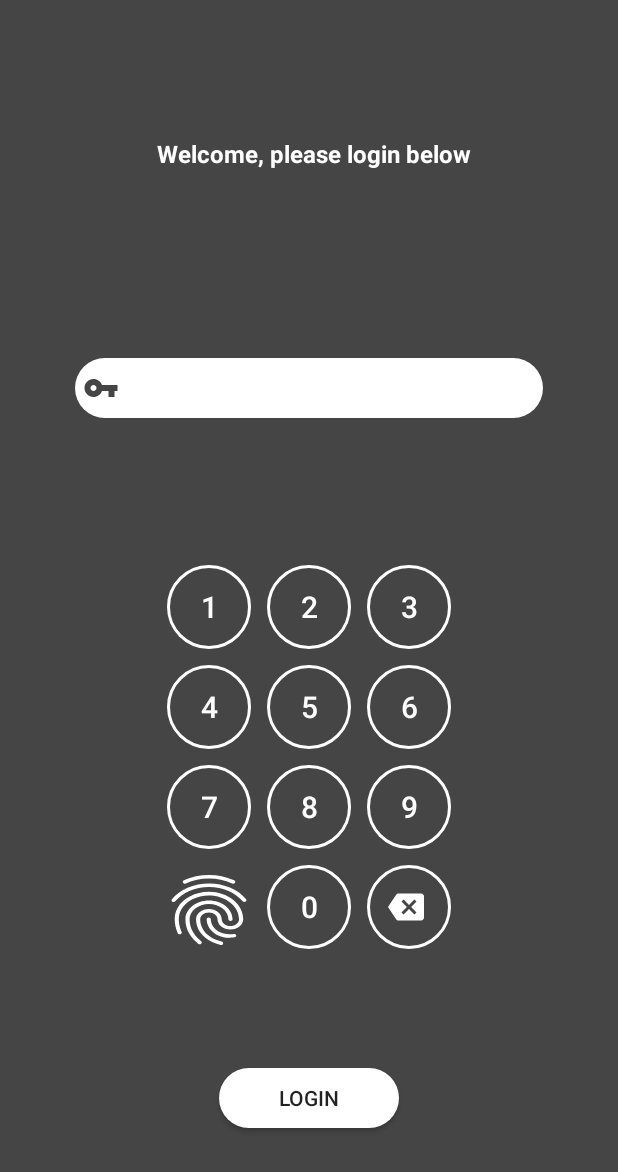
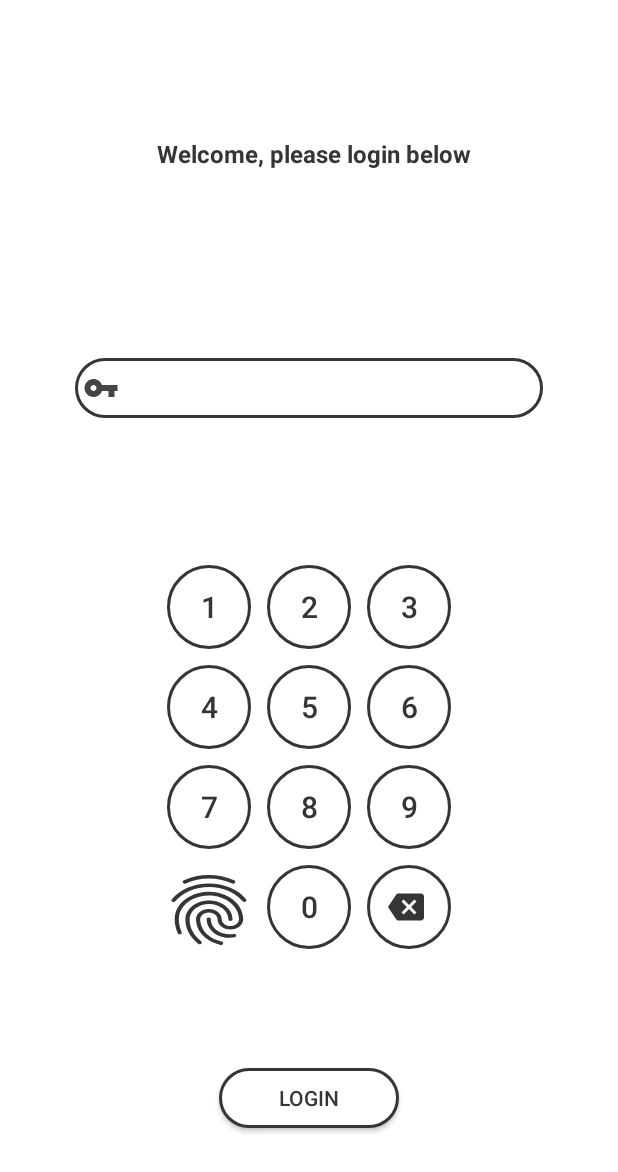
Before and after one commit to BobbyBriQz/IdeasAppForMobileDevelopers, an Android app: the screen it shows after launch (LoginActivity), after a tap on "Cancel", on a phone screen of 412 x 824 dp. Shown: the top 1172 px of the screen. Run offline under Robolectric (Android 15) with nearby library versions, the phone set to English and light mode, and no system bars.

Commit message:
UI changes in LoginActivity and RegisterActivity.

```diff
--- a/app/src/main/java/com/appsbygreatness/ideasappformobiledevelopers/activities/RegisterActivity.java
+++ b/app/src/main/java/com/appsbygreatness/ideasappformobiledevelopers/activities/RegisterActivity.java
@@ -3,6 +3,8 @@ package com.appsbygreatness.ideasappformobiledevelopers.activities;
 import android.content.Intent;
 import android.content.SharedPreferences;
 import androidx.appcompat.app.AppCompatActivity;
+import androidx.appcompat.app.AppCompatDelegate;
+
 import android.os.Bundle;
 import android.view.View;
 import android.widget.Button;
@@ -19,6 +21,9 @@ public class RegisterActivity extends AppCompatActivity {
 
     @Override
     protected void onCreate(Bundle savedInstanceState) {
+        if(AppCompatDelegate.getDefaultNightMode() == AppCompatDelegate.MODE_NIGHT_YES){
+            setTheme(R.style.DarkTheme);
+        }
         super.onCreate(savedInstanceState);
         setContentView(R.layout.activity_register);
 
--- a/app/src/main/res/drawable/button_round.xml
+++ b/app/src/main/res/drawable/button_round.xml
@@ -8,6 +8,7 @@
 
     <gradient android:startColor="#ffffff"
         android:endColor="#ffffff"/>
+    <stroke android:color="?attr/primaryTextColor" android:width="2dp"/>
 
 
 
--- a/app/src/main/res/drawable/edit_round.xml
+++ b/app/src/main/res/drawable/edit_round.xml
@@ -4,5 +4,6 @@
 
     <solid android:color="#ffffff"/>
     <corners android:radius="30dp"/>
+    <stroke android:color="?attr/primaryTextColor" android:width="2dp"/>
 
 </shape>
--- a/app/src/main/res/drawable/ic_backspace.xml
+++ b/app/src/main/res/drawable/ic_backspace.xml
@@ -1,4 +1,4 @@
-<vector android:height="24dp" android:tint="#FFFFFF"
+<vector android:height="24dp" android:tint="?attr/primaryTextColor"
     android:viewportHeight="24.0" android:viewportWidth="24.0"
     android:width="24dp" xmlns:android="http://schemas.android.com/apk/res/android">
     <path android:fillColor="#FF000000" android:pathData="M22,3L7,3c-0.69,0 -1.23,0.35 -1.59,0.88L0,12l5.41,8.11c0.36,0.53 0.9,0.89 1.59,0.89h15c1.1,0 2,-0.9 2,-2L24,5c0,-1.1 -0.9,-2 -2,-2zM19,15.59L17.59,17 14,13.41 10.41,17 9,15.59 12.59,12 9,8.41 10.41,7 14,10.59 17.59,7 19,8.41 15.41,12 19,15.59z"/>
--- a/app/src/main/res/drawable/login_button_bg.xml
+++ b/app/src/main/res/drawable/login_button_bg.xml
@@ -3,5 +3,5 @@
 
 
     <corners android:radius="30dp"/>
-    <stroke android:color="#ffffff" android:width="2dp"/>
+    <stroke android:color="?attr/primaryTextColor" android:width="2dp"/>
 </shape>
--- a/app/src/main/res/layout/activity_login.xml
+++ b/app/src/main/res/layout/activity_login.xml
@@ -4,7 +4,7 @@
     xmlns:tools="http://schemas.android.com/tools"
     android:layout_width="match_parent"
     android:layout_height="match_parent"
-    android:background="#454545"
+    android:background="?attr/activityBackgroundTint"
     tools:context=".activities.LoginActivity">
 
 
@@ -17,7 +17,7 @@
         android:gravity="center"
         android:paddingLeft="5dp"
         android:text="Welcome, please login below"
-        android:textColor="#ffffff"
+        android:textColor="?attr/primaryTextColor"
         android:textSize="16dp"
         android:textStyle="bold"
         app:layout_constraintEnd_toEndOf="parent"
@@ -37,9 +37,10 @@
         android:drawableStart="@drawable/ic_password"
         android:gravity="center"
         android:inputType="numberPassword"
-        android:paddingLeft="5dp"
-        android:paddingRight="25dp"
+        android:paddingStart="5dp"
+        android:paddingEnd="25dp"
         android:textSize="20sp"
+        android:textColor="#353535"
         app:layout_constraintBottom_toTopOf="@+id/passwordKeypadLL"
         app:layout_constraintEnd_toEndOf="parent"
         app:layout_constraintStart_toStartOf="parent"
@@ -72,7 +73,7 @@
                 android:onClick="onClick"
                 android:tag="1"
                 android:text="1"
-                android:textColor="#ffffff"
+                android:textColor="?attr/primaryTextColor"
                 android:textSize="20sp" />
 
             <Button
@@ -83,7 +84,7 @@
                 android:onClick="onClick"
                 android:tag="2"
                 android:text="2"
-                android:textColor="#ffffff"
+                android:textColor="?attr/primaryTextColor"
                 android:textSize="20sp" />
 
             <Button
@@ -94,7 +95,7 @@
                 android:onClick="onClick"
                 android:tag="3"
                 android:text="3"
-                android:textColor="#ffffff"
+                android:textColor="?attr/primaryTextColor"
                 android:textSize="20sp" />
 
         </LinearLayout>
@@ -113,7 +114,7 @@
                 android:onClick="onClick"
                 android:tag="4"
                 android:text="4"
-                android:textColor="#ffffff"
+                android:textColor="?attr/primaryTextColor"
                 android:textSize="20sp" />
 
             <Button
@@ -124,7 +125,7 @@
                 android:onClick="onClick"
                 android:tag="5"
                 android:text="5"
-                android:textColor="#ffffff"
+                android:textColor="?attr/primaryTextColor"
                 android:textSize="20sp" />
 
             <Button
@@ -135,7 +136,7 @@
                 android:onClick="onClick"
                 android:tag="6"
                 android:text="6"
-                android:textColor="#ffffff"
+                android:textColor="?attr/primaryTextColor"
                 android:textSize="20sp" />
 
         </LinearLayout>
@@ -154,7 +155,7 @@
                 android:onClick="onClick"
                 android:tag="7"
                 android:text="7"
-                android:textColor="#ffffff"
+                android:textColor="?attr/primaryTextColor"
                 android:textSize="20sp" />
 
             <Button
@@ -165,7 +166,7 @@
                 android:onClick="onClick"
                 android:tag="8"
                 android:text="8"
-                android:textColor="#ffffff"
+                android:textColor="?attr/primaryTextColor"
                 android:textSize="20sp" />
 
             <Button
@@ -176,7 +177,7 @@
                 android:onClick="onClick"
                 android:tag="9"
                 android:text="9"
-                android:textColor="#ffffff"
+                android:textColor="?attr/primaryTextColor"
                 android:textSize="20sp" />
 
         </LinearLayout>
@@ -195,6 +196,7 @@
                 android:layout_weight="1"
                 android:tag="fingerprint"
                 android:onClick="onClick"
+                android:backgroundTint="?attr/primaryTextColor"
                 android:background="@drawable/ic_fingerprint" />
 
             <Button
@@ -205,7 +207,7 @@
                 android:onClick="onClick"
                 android:tag="0"
                 android:text="0"
-                android:textColor="#ffffff"
+                android:textColor="?attr/primaryTextColor"
                 android:textSize="20sp" />
 
             <Button
@@ -217,7 +219,7 @@
                 android:onClick="onClick"
                 android:paddingStart="14dp"
                 android:tag="delete"
-                android:textColor="#ffffff"
+                android:textColor="?attr/primaryTextColor"
                 android:textSize="20sp" />
 
         </LinearLayout>
@@ -235,6 +237,7 @@
         android:layout_marginBottom="72dp"
         android:background="@drawable/button_round"
         android:text="Login"
+        android:textColor="#353535"
         app:layout_constraintBottom_toBottomOf="parent"
         app:layout_constraintEnd_toEndOf="parent"
         app:layout_constraintStart_toStartOf="parent" />
--- a/app/src/main/res/layout/activity_register.xml
+++ b/app/src/main/res/layout/activity_register.xml
@@ -5,7 +5,7 @@
     android:layout_width="match_parent"
     android:layout_height="match_parent"
     android:orientation="vertical"
-    android:background="#98B0CA"
+    android:background="?attr/activityBackgroundTint"
     tools:context=".activities.RegisterActivity">
 
 
@@ -20,6 +20,7 @@
         android:text="Please enter your details carefully as they would be required for the login process"
         android:textSize="16dp"
         android:textStyle="bold"
+        android:textColor="?attr/primaryTextColor"
         app:layout_constraintBottom_toTopOf="@+id/guideline5"
         app:layout_constraintEnd_toEndOf="parent"
         app:layout_constraintStart_toStartOf="parent"
@@ -37,6 +38,8 @@
         android:drawableLeft="@drawable/ic_username"
         android:hint="Enter username"
         android:paddingLeft="5dp"
+        android:textColor="#353535"
+        android:textColorHint="#9C9C9C"
         app:layout_constraintEnd_toEndOf="@id/guideline10"
         app:layout_constraintStart_toStartOf="@id/guideline9"
         app:layout_constraintTop_toBottomOf="@+id/guideline5" />
@@ -51,6 +54,8 @@
         android:background="@drawable/edit_round"
         android:drawableLeft="@drawable/ic_password"
         android:hint="Enter password"
+        android:textColor="#353535"
+        android:textColorHint="#9C9C9C"
         android:inputType="numberPassword"
         android:paddingLeft="5dp"
         app:layout_constraintEnd_toEndOf="@id/guideline10"
@@ -67,6 +72,8 @@
         android:background="@drawable/edit_round"
         android:drawableLeft="@drawable/ic_password"
         android:hint="Enter password again"
+        android:textColor="#353535"
+        android:textColorHint="#9C9C9C"
         android:inputType="numberPassword"
         android:paddingLeft="5dp"
         app:layout_constraintEnd_toEndOf="@id/guideline10"
@@ -82,6 +89,7 @@
         android:layout_marginEnd="8dp"
         android:background="@drawable/button_round"
         android:text="Register"
+        android:textColor="#353535"
         app:layout_constraintEnd_toEndOf="parent"
         app:layout_constraintStart_toStartOf="parent"
         app:layout_constraintTop_toBottomOf="@id/guideline7" />
--- a/app/src/main/res/layout/activity_view_ideas.xml
+++ b/app/src/main/res/layout/activity_view_ideas.xml
@@ -12,7 +12,8 @@
 
     <androidx.constraintlayout.widget.ConstraintLayout
         android:layout_width="match_parent"
-        android:layout_height="match_parent">
+        android:layout_height="match_parent"
+        >
 
         <androidx.constraintlayout.widget.Guideline
             android:id="@+id/guideline3"
@@ -58,7 +59,8 @@
             app:layout_constraintBottom_toBottomOf="parent"
             app:layout_constraintEnd_toEndOf="parent"
             app:layout_constraintStart_toStartOf="parent"
-            app:layout_constraintTop_toBottomOf="@+id/appBarLayout" />
+            app:layout_constraintTop_toBottomOf="@+id/appBarLayout"
+            />
 
 
 
```
